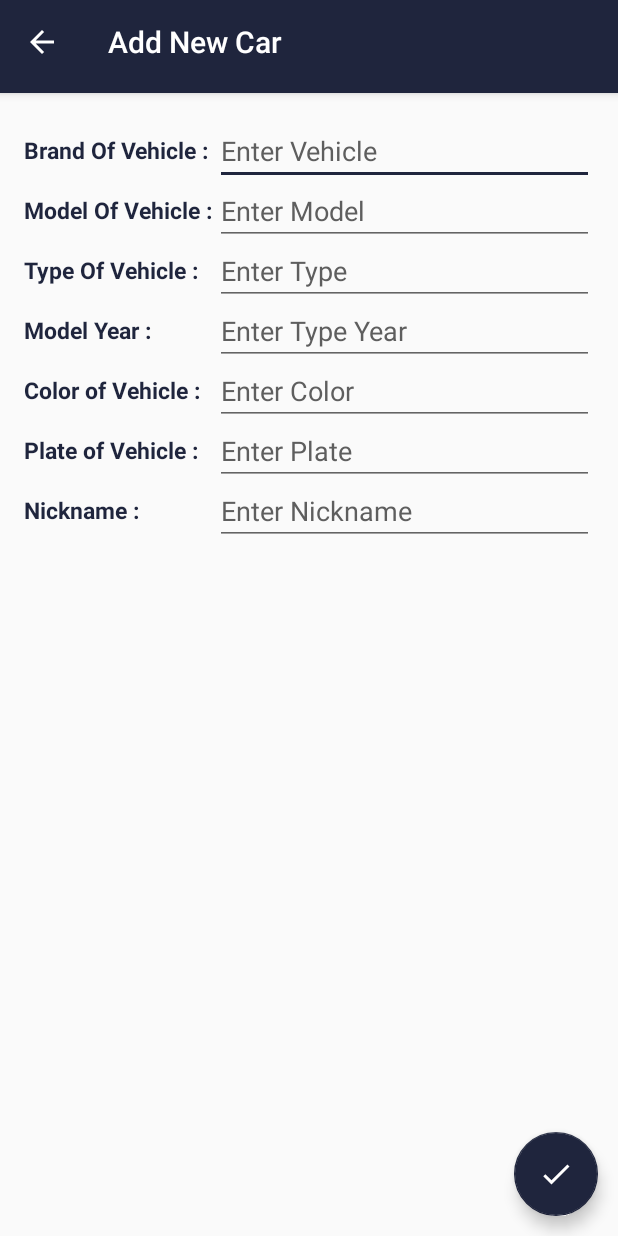
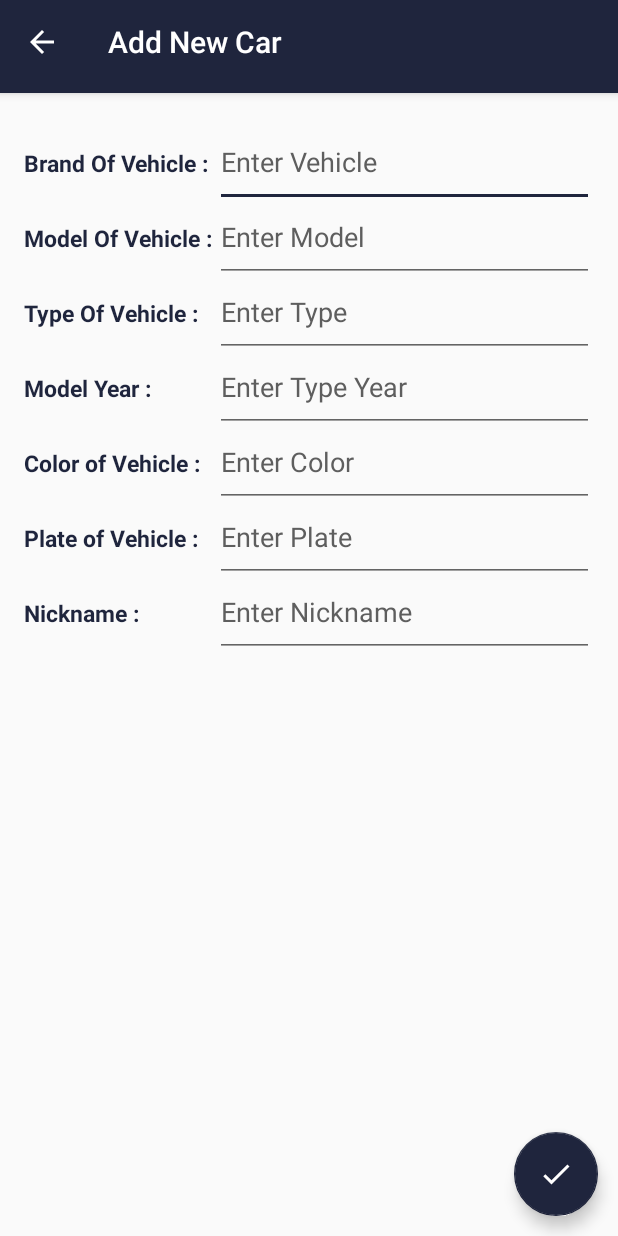
Before and after one commit to mervesims/CarpoolApp, an Android app: the AddCarActivity screen opened directly, with no data from a screen before it, on a phone screen of 412 x 824 dp. Run offline under Robolectric (Android 15) with nearby library versions, the light colour scheme and no system bars; 1 statement that could not run was skipped.

Commit message:
general arrangements

```diff
--- a/app/src/main/java/com/example/mervesimsek/vehicleapp/AddCarActivity.java
+++ b/app/src/main/java/com/example/mervesimsek/vehicleapp/AddCarActivity.java
@@ -28,25 +28,23 @@ public class AddCarActivity extends AppCompatActivity {
         //previous işlemi buradan yapılmaktadır.
         getSupportActionBar().setDisplayShowHomeEnabled(true);
         getSupportActionBar().setDisplayHomeAsUpEnabled(true);
-        toolbar2.setNavigationOnClickListener(new View.OnClickListener() {
+      toolbar2.setNavigationOnClickListener(new View.OnClickListener() {
             @Override
             public void onClick(View v) {
-                Intent intentback = new Intent(AddCarActivity.this, MainActivity.class);
-                startActivity(intentback);
-                finish();
+                onBackPressed(); // Hangi sayfadan gelindiyse oraya geri döner.
             }
         });
 
 
         vehicle = new Database(this);
 
-        brand = (EditText)findViewById(R.id.brand);
-        model = (EditText)findViewById(R.id.model);
-        type =(EditText)findViewById(R.id.type);
-        modelyear = (EditText)findViewById(R.id.modelyear);
-        color =(EditText)findViewById(R.id.color);
-        plate = (EditText)findViewById(R.id.plate);
-        nickname =(EditText)findViewById(R.id.nickname);
+        brand = (EditText)findViewById(R.id.brandedit);
+        model = (EditText)findViewById(R.id.modeledit);
+        type =(EditText)findViewById(R.id.typeedit);
+        modelyear = (EditText)findViewById(R.id.modelyearedit);
+        color =(EditText)findViewById(R.id.coloredit);
+        plate = (EditText)findViewById(R.id.plateedit);
+        nickname =(EditText)findViewById(R.id.nicknameedit);
 
       //  final Bundle bundle = new Bundle();
 
--- a/app/src/main/java/com/example/mervesimsek/vehicleapp/ItemListActivity.java
+++ b/app/src/main/java/com/example/mervesimsek/vehicleapp/ItemListActivity.java
@@ -63,9 +63,7 @@ public class ItemListActivity extends AppCompatActivity {
         toolbar.setNavigationOnClickListener(new View.OnClickListener() {
             @Override
             public void onClick(View v) {
-                Intent intentback = new Intent(ItemListActivity.this, MainActivity.class);
-                startActivity(intentback);
-                finish();
+                onBackPressed();
             }
         });
         toolbar.setTitle(getTitle());
@@ -206,7 +204,7 @@ public class ItemListActivity extends AppCompatActivity {
                 mDelete =(Button)view.findViewById(R.id.optiondetail);
                 mModelYear = (TextView)view.findViewById(R.id.modelyearcontent);
                 mDetail = (Button)view.findViewById(R.id.option);
-                mNickname = (TextView)view.findViewById(R.id.nickname);
+                mNickname = (TextView)view.findViewById(R.id.nicknamelabel);
                 mCircle = (TextView)view.findViewById(R.id.circle);
                 setSettingsCircle();
             }
--- a/app/src/main/res/layout/content_add_car.xml
+++ b/app/src/main/res/layout/content_add_car.xml
@@ -8,213 +8,6 @@
         app:layout_behavior="@string/appbar_scrolling_view_behavior"
         tools:context="com.example.mervesimsek.vehicleapp.AddCarActivity"
         tools:showIn="@layout/activity_add_car">
-
-    <ScrollView
-        android:layout_width="match_parent"
-        android:layout_height="match_parent">
-    <RelativeLayout
-        android:layout_width="match_parent"
-        android:layout_height="match_parent"
-        android:paddingBottom="@dimen/activity_vertical_margin"
-        android:paddingLeft="@dimen/activity_horizontal_margin"
-        android:paddingRight="@dimen/activity_horizontal_margin"
-        android:paddingTop="@dimen/activity_vertical_margin">
-
-    <TextView
-        android:layout_marginTop="11dp"
-        android:text="Brand Of Vehicle : "
-        android:layout_width="wrap_content"
-        android:layout_height="wrap_content"
-        android:id="@+id/textView2"
-        android:textSize="15sp"
-        android:textStyle="bold"
-        android:textColor="@color/colorPrimaryDark"
-        android:layout_alignParentTop="true"
-        android:layout_alignParentStart="true" />
-
-    <EditText
-        android:layout_width="match_parent"
-        android:layout_height="wrap_content"
-        android:inputType="text"
-        android:hint="Enter Vehicle"
-        android:textColorHint="@color/grey"
-        android:ems="10"
-        android:id="@+id/brand"
-        android:layout_toEndOf="@+id/textView2"
-        android:layout_alignParentTop="true"
-        android:layout_alignParentEnd="true" />
-
-
-    <TextView
-        android:layout_marginTop="51dp"
-        android:text="Model Of Vehicle : "
-        android:layout_width="wrap_content"
-        android:layout_height="wrap_content"
-        android:id="@+id/textView3"
-        android:textSize="15sp"
-        android:textStyle="bold"
-        android:textColor="@color/colorPrimaryDark"
-        android:layout_alignParentTop="true"
-        android:layout_alignParentStart="true"
-        android:layout_toStartOf="@+id/brand" />
-
-    <EditText
-        android:layout_marginTop="40dp"
-        android:layout_width="match_parent"
-        android:layout_height="wrap_content"
-        android:inputType="text"
-        android:hint="Enter Model"
-        android:textColorHint="@color/grey"
-        android:ems="10"
-        android:id="@+id/model"
-        android:layout_toEndOf="@+id/textView3"
-        android:layout_alignParentTop="true"
-        android:layout_alignParentEnd="true" />
-
-
-    <TextView
-        android:layout_marginTop="91dp"
-        android:text="Type Of Vehicle :   "
-        android:layout_width="wrap_content"
-        android:layout_height="wrap_content"
-        android:id="@+id/textView4"
-        android:textSize="15sp"
-        android:textStyle="bold"
-        android:textColor="@color/colorPrimaryDark"
-        android:layout_alignParentTop="true"
-        android:layout_alignParentStart="true"
-        android:layout_toStartOf="@+id/model" />
-
-    <EditText
-        android:layout_marginTop="80dp"
-        android:layout_width="match_parent"
-        android:layout_height="wrap_content"
-        android:inputType="text"
-        android:hint="Enter Type"
-        android:textColorHint="@color/grey"
-        android:ems="10"
-        android:id="@+id/type"
-        android:layout_toEndOf="@+id/textView4"
-        android:layout_alignParentTop="true"
-        android:layout_alignParentEnd="true" />
-
-
-    <TextView
-        android:layout_marginTop="131dp"
-        android:text="Model Year :            "
-        android:layout_width="wrap_content"
-        android:layout_height="wrap_content"
-        android:id="@+id/textView5"
-        android:textSize="15sp"
-        android:textStyle="bold"
-        android:textColor="@color/colorPrimaryDark"
-        android:layout_alignParentTop="true"
-        android:layout_alignParentStart="true"
-        android:layout_toStartOf="@+id/type" />
-
-
-
-    <EditText
-        android:layout_marginTop="120dp"
-        android:layout_width="match_parent"
-        android:layout_height="wrap_content"
-        android:inputType="date"
-        android:hint="Enter Type Year"
-        android:textColorHint="@color/grey"
-        android:ems="10"
-        android:id="@+id/modelyear"
-        android:layout_toEndOf="@+id/textView5"
-        android:layout_alignParentTop="true"
-        android:layout_alignParentEnd="true" />
-
-    <TextView
-        android:layout_marginTop="171dp"
-        android:text="Color of Vehicle :   "
-        android:layout_width="wrap_content"
-        android:layout_height="wrap_content"
-        android:id="@+id/textView6"
-        android:textSize="15sp"
-        android:textStyle="bold"
-        android:textColor="@color/colorPrimaryDark"
-        android:layout_alignParentTop="true"
-        android:layout_alignParentStart="true"
-        android:layout_toStartOf="@+id/model" />
-
-
-
-    <EditText
-        android:layout_marginTop="160dp"
-        android:layout_width="match_parent"
-        android:layout_height="wrap_content"
-        android:inputType="text"
-        android:hint="Enter Color"
-        android:textColorHint="@color/grey"
-        android:ems="10"
-        android:id="@+id/color"
-        android:layout_toEndOf="@+id/textView6"
-        android:layout_alignParentTop="true"
-        android:layout_alignParentEnd="true" />
-
-
-    <TextView
-        android:layout_marginTop="211dp"
-        android:text="Plate of Vehicle :    "
-        android:layout_width="wrap_content"
-        android:layout_height="wrap_content"
-        android:id="@+id/textView7"
-        android:textSize="15sp"
-        android:textStyle="bold"
-        android:textColor="@color/colorPrimaryDark"
-        android:layout_alignParentTop="true"
-        android:layout_alignParentStart="true"
-        android:layout_toStartOf="@+id/color" />
-
-
-
-    <EditText
-        android:layout_marginTop="200dp"
-        android:layout_width="match_parent"
-        android:layout_height="wrap_content"
-        android:inputType="text"
-        android:hint="Enter Plate"
-        android:textColorHint="@color/grey"
-        android:ems="10"
-        android:id="@+id/plate"
-        android:layout_toEndOf="@+id/textView7"
-        android:layout_alignParentTop="true"
-        android:layout_alignParentEnd="true" />
-
-    <TextView
-        android:layout_marginTop="251dp"
-        android:text="Nickname :               "
-        android:layout_width="wrap_content"
-        android:layout_height="wrap_content"
-        android:id="@+id/textView8"
-        android:textSize="15sp"
-        android:textStyle="bold"
-        android:textColor="@color/colorPrimaryDark"
-        android:layout_alignParentTop="true"
-        android:layout_alignParentStart="true"
-        android:layout_toStartOf="@+id/plate" />
-
-
-
-    <EditText
-        android:layout_marginTop="240dp"
-        android:layout_width="match_parent"
-        android:layout_height="wrap_content"
-        android:inputType="text"
-        android:hint="Enter Nickname"
-        android:textColorHint="@color/grey"
-        android:ems="10"
-        android:id="@+id/nickname"
-        android:layout_toEndOf="@+id/textView8"
-        android:layout_alignParentTop="true"
-        android:layout_alignParentEnd="true" />
-
-
-    </RelativeLayout>
-    </ScrollView>
 
     <android.support.design.widget.FloatingActionButton
         android:id="@+id/fabsave"
@@ -230,5 +23,229 @@
         android:layout_marginEnd="13dp"
         android:layout_marginBottom="13dp" />
 
+    <ScrollView
+        android:layout_width="match_parent"
+        android:layout_height="match_parent"
+        android:layout_alignParentTop="true"
+        android:layout_alignParentStart="true">
+    <RelativeLayout
+        android:layout_width="match_parent"
+        android:layout_height="match_parent"
+        android:paddingBottom="@dimen/activity_vertical_margin"
+        android:paddingLeft="@dimen/activity_horizontal_margin"
+        android:paddingRight="@dimen/activity_horizontal_margin"
+        android:paddingTop="@dimen/activity_vertical_margin">
+
+    <TextView
+        android:layout_marginTop="20dp"
+        android:text="Brand Of Vehicle : "
+        android:layout_width="wrap_content"
+        android:layout_height="wrap_content"
+        android:id="@+id/brandlabel"
+        android:textSize="15sp"
+        android:textStyle="bold"
+        android:textColor="@color/colorPrimaryDark"
+        android:layout_alignParentTop="true"
+        android:layout_alignParentStart="true" />
+
+    <EditText
+        android:layout_width="match_parent"
+        android:layout_height="60dp"
+        android:inputType="text"
+        android:hint="Enter Vehicle"
+        android:textColorHint="@color/grey"
+        android:ems="10"
+        android:id="@+id/brandedit"
+        android:layout_toEndOf="@+id/brandlabel"
+        android:layout_alignParentTop="true"
+        android:layout_alignParentEnd="true"
+        android:maxLength="20"
+        android:maxLines="4"/>
+
+
+    <TextView
+        android:layout_marginTop="70dp"
+        android:text="Model Of Vehicle : "
+        android:layout_width="wrap_content"
+        android:layout_height="wrap_content"
+        android:id="@+id/modellabel"
+        android:textSize="15sp"
+        android:textStyle="bold"
+        android:textColor="@color/colorPrimaryDark"
+        android:layout_alignParentTop="true"
+        android:layout_alignParentStart="true"
+        android:layout_toStartOf="@+id/brandedit" />
+
+    <EditText
+        android:layout_marginTop="50dp"
+        android:layout_width="match_parent"
+        android:layout_height="60dp"
+        android:inputType="text"
+        android:hint="Enter Model"
+        android:maxLength="20"
+        android:maxLines="4"
+        android:textColorHint="@color/grey"
+        android:ems="10"
+        android:id="@+id/modeledit"
+        android:layout_toEndOf="@+id/modellabel"
+        android:layout_alignParentTop="true"
+        android:layout_alignParentEnd="true" />
+
+
+    <TextView
+        android:layout_marginTop="120dp"
+        android:text="Type Of Vehicle :   "
+        android:layout_width="wrap_content"
+        android:layout_height="wrap_content"
+        android:id="@+id/typelabel"
+        android:textSize="15sp"
+        android:textStyle="bold"
+        android:textColor="@color/colorPrimaryDark"
+        android:layout_alignParentTop="true"
+        android:layout_alignParentStart="true"
+        android:layout_toStartOf="@+id/modeledit" />
+
+    <EditText
+        android:layout_marginTop="100dp"
+        android:layout_width="match_parent"
+        android:layout_height="60dp"
+        android:inputType="text"
+        android:hint="Enter Type"
+        android:textColorHint="@color/grey"
+        android:ems="10"
+        android:id="@+id/typeedit"
+        android:layout_toEndOf="@+id/typelabel"
+        android:layout_alignParentTop="true"
+        android:layout_alignParentEnd="true"
+        android:maxLength="20"
+        android:maxLines="4"/>
+
+
+    <TextView
+        android:layout_marginTop="170dp"
+        android:text="Model Year :            "
+        android:layout_width="wrap_content"
+        android:layout_height="wrap_content"
+        android:id="@+id/modelyearlabel"
+        android:textSize="15sp"
+        android:textStyle="bold"
+        android:textColor="@color/colorPrimaryDark"
+        android:layout_alignParentTop="true"
+        android:layout_alignParentStart="true"
+        android:layout_toStartOf="@+id/typeedit" />
+
+
+
+    <EditText
+        android:layout_marginTop="150dp"
+        android:layout_width="match_parent"
+        android:layout_height="60dp"
+        android:inputType="date"
+        android:hint="Enter Type Year"
+        android:textColorHint="@color/grey"
+        android:ems="10"
+        android:id="@+id/modelyearedit"
+        android:layout_toEndOf="@+id/modelyearlabel"
+        android:layout_alignParentTop="true"
+        android:layout_alignParentEnd="true"
+        android:maxLength="4"
+        android:maxLines="4"/>
+
+    <TextView
+        android:layout_marginTop="220dp"
+        android:text="Color of Vehicle :   "
+        android:layout_width="wrap_content"
+        android:layout_height="wrap_content"
+        android:id="@+id/colorlabel"
+        android:textSize="15sp"
+        android:textStyle="bold"
+        android:textColor="@color/colorPrimaryDark"
+        android:layout_alignParentTop="true"
+        android:layout_alignParentStart="true"
+        android:layout_toStartOf="@+id/modelyearedit"
+        android:maxLength="20"
+        android:maxLines="4"/>
+
+
+
+    <EditText
+        android:layout_marginTop="200dp"
+        android:layout_width="match_parent"
+        android:layout_height="60dp"
+        android:inputType="text"
+        android:hint="Enter Color"
+        android:textColorHint="@color/grey"
+        android:ems="10"
+        android:id="@+id/coloredit"
+        android:layout_toEndOf="@+id/colorlabel"
+        android:layout_alignParentTop="true"
+        android:layout_alignParentEnd="true"
+        android:maxLength="20"
+        android:maxLines="4"/>
+
+
+    <TextView
+        android:layout_marginTop="270dp"
+        android:text="Plate of Vehicle :    "
+        android:layout_width="wrap_content"
+        android:layout_height="wrap_content"
+        android:id="@+id/platelabel"
+        android:textSize="15sp"
+        android:textStyle="bold"
+        android:textColor="@color/colorPrimaryDark"
+        android:layout_alignParentTop="true"
+        android:layout_alignParentStart="true"
+        android:layout_toStartOf="@+id/coloredit" />
+
+
+
+    <EditText
+        android:layout_marginTop="250dp"
+        android:layout_width="match_parent"
+        android:layout_height="60dp"
+        android:inputType="text"
+        android:hint="Enter Plate"
+        android:textColorHint="@color/grey"
+        android:ems="10"
+        android:id="@+id/plateedit"
+        android:layout_toEndOf="@+id/platelabel"
+        android:layout_alignParentTop="true"
+        android:layout_alignParentEnd="true"
+        android:maxLength="20"
+        android:maxLines="4"/>
+
+    <TextView
+        android:layout_marginTop="320dp"
+        android:text="Nickname :               "
+        android:layout_width="wrap_content"
+        android:layout_height="wrap_content"
+        android:id="@+id/nicknamelabel"
+        android:textSize="15sp"
+        android:textStyle="bold"
+        android:textColor="@color/colorPrimaryDark"
+        android:layout_alignParentTop="true"
+        android:layout_alignParentStart="true"
+        android:layout_toStartOf="@+id/plateedit" />
+
+
+
+    <EditText
+        android:layout_marginTop="300dp"
+        android:layout_width="match_parent"
+        android:layout_height="60dp"
+        android:inputType="text"
+        android:hint="Enter Nickname"
+        android:textColorHint="@color/grey"
+        android:ems="10"
+
+        android:id="@+id/nicknameedit"
+        android:layout_toEndOf="@+id/nicknamelabel"
+        android:layout_alignParentTop="true"
+        android:layout_alignParentEnd="true" />
+
+
+    </RelativeLayout>
+    </ScrollView>
+
 
 </RelativeLayout>
```
